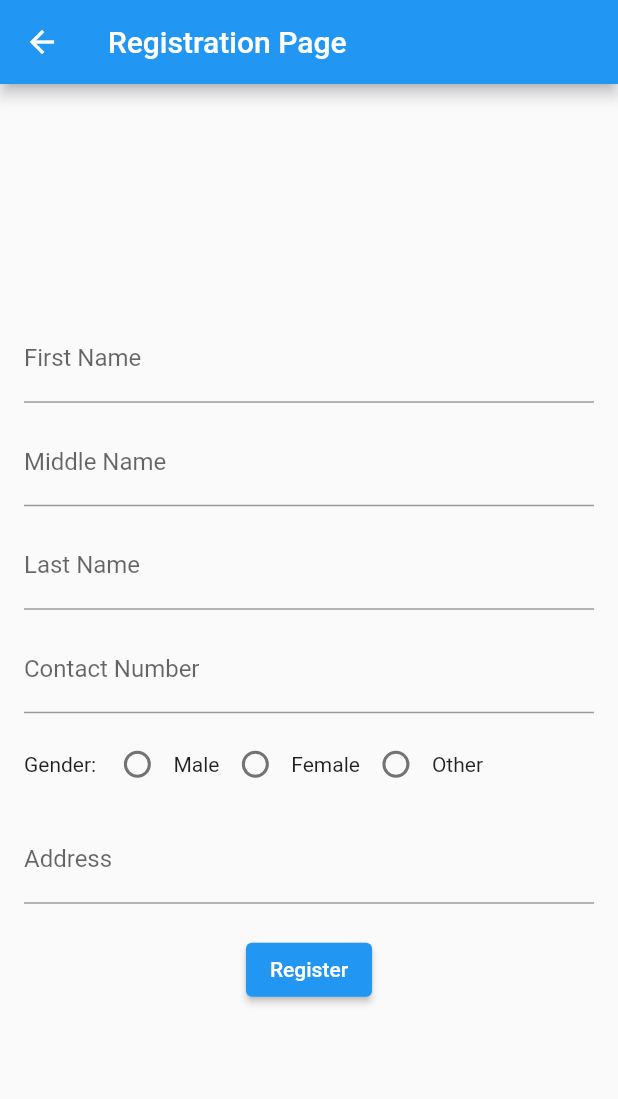
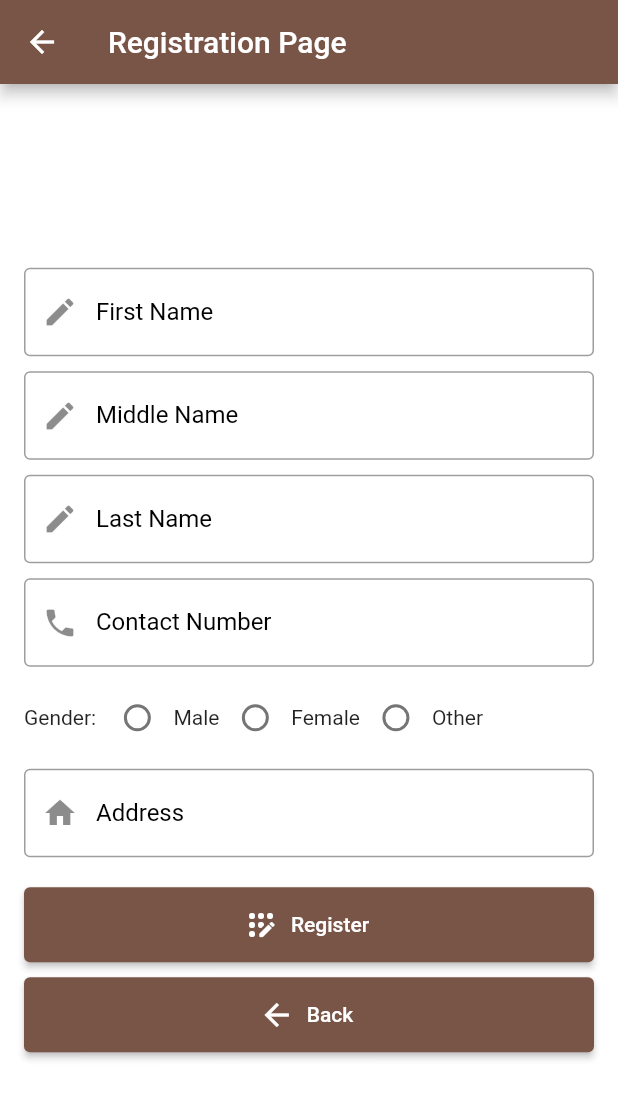
Before and after one commit to SilentCode1003/orderingPOS, a Flutter app: the RegistrationPage screen opened by its route, on a phone screen of 412 x 824 dp. Shown: the top 1099 px of the screen. Run offline on Flutter 3.47's test engine with Material 2 defaults, Android fonts, the phone set to English and light mode, and no system bars; our stand-ins replace flutter_carousel_widget.

Commit message:
Restructure files and revise thems

```diff
--- /dev/null
+++ b/lib/components/registrationpage.dart
@@ -0,0 +1,290 @@
+import 'package:flutter/material.dart';
+import 'package:flutter/services.dart';
+
+class RegistrationPage extends StatefulWidget {
+  RegistrationPage({Key? key}) : super(key: key);
+
+  @override
+  _RegistrationPageState createState() => _RegistrationPageState();
+}
+
+class _RegistrationPageState extends State<RegistrationPage> {
+  final TextEditingController firstNameController = TextEditingController();
+  final TextEditingController middleNameController = TextEditingController();
+  final TextEditingController lastNameController = TextEditingController();
+  final TextEditingController contactNumberController = TextEditingController();
+  String? gender;
+  final TextEditingController addressController = TextEditingController();
+
+  // Define a regular expression to match only letters
+  final RegExp letterRegExp = RegExp(r'^[A-Za-z]+$');
+
+  // Function to display a dialog box
+  // Function to display a dialog box that is not dismissible by tapping outside
+  void _backtologin() {
+    showDialog(
+      context: context,
+      barrierDismissible: false, // Prevent dismissing by tapping outside
+      builder: (BuildContext context) {
+        return AlertDialog(
+          title: const Center(child: Text('Success!')),
+          content: const Column(
+            mainAxisSize: MainAxisSize.min,
+            crossAxisAlignment: CrossAxisAlignment.center,
+            children: [
+              Text('Registered Successfully!'),
+              Text('You will be redirected back to login.'),
+            ],
+          ),
+          actions: [
+            SizedBox(
+              width: double.infinity,
+              child: Center(
+                child: TextButton(
+                  onPressed: () {
+                    Navigator.pushReplacementNamed(context, '/login');
+                  },
+                  child: const Text('OK'),
+                ),
+              ),
+            ),
+          ],
+        );
+      },
+    );
+  }
+
+  @override
+  Widget build(BuildContext context) {
+    return Scaffold(
+      appBar: AppBar(
+        title: const Text('Registration Page'),
+      ),
+      body: Center(
+        child: Padding(
+          padding: const EdgeInsets.all(16.0),
+          child: Container(
+            constraints: const BoxConstraints(
+              minWidth: 280.0,
+              maxWidth: 450.0,
+            ),
+            child: Column(
+              mainAxisAlignment: MainAxisAlignment.center,
+              children: <Widget>[
+                Container(
+                  constraints: const BoxConstraints(
+                    minWidth: 200.0,
+                    maxWidth: 380.0,
+                  ),
+                  child: TextField(
+                    controller: firstNameController,
+                    keyboardType: TextInputType.text,
+                    inputFormatters: [
+                      FilteringTextInputFormatter.deny(RegExp(r'[0-9]')),
+                    ],
+                    decoration: const InputDecoration(
+                      focusedBorder: OutlineInputBorder(
+                        borderSide:
+                            BorderSide(color: Color.fromARGB(255, 0, 0, 0)),
+                      ),
+                      labelText: 'First Name',
+                      labelStyle:
+                          TextStyle(color: Color.fromARGB(255, 0, 0, 0)),
+                      border: OutlineInputBorder(),
+                      hintText: 'Enter First Name',
+                      prefixIcon: Icon(Icons.edit),
+                    ),
+                  ),
+                ),
+                const SizedBox(height: 10),
+                Container(
+                  constraints: const BoxConstraints(
+                    minWidth: 200.0,
+                    maxWidth: 380.0,
+                  ),
+                  child: TextField(
+                    controller: middleNameController,
+                    keyboardType: TextInputType.text,
+                    inputFormatters: [
+                      FilteringTextInputFormatter.deny(RegExp(r'[0-9]')),
+                    ],
+                    decoration: const InputDecoration(
+                      focusedBorder: OutlineInputBorder(
+                        borderSide:
+                            BorderSide(color: Color.fromARGB(255, 0, 0, 0)),
+                      ),
+                      labelText: 'Middle Name',
+                      labelStyle:
+                          TextStyle(color: Color.fromARGB(255, 0, 0, 0)),
+                      border: OutlineInputBorder(),
+                      hintText: 'Enter Middle Name',
+                      prefixIcon: Icon(Icons.edit),
+                    ),
+                  ),
+                ),
+                const SizedBox(height: 10),
+                Container(
+                  constraints: const BoxConstraints(
+                    minWidth: 200.0,
+                    maxWidth: 380.0,
+                  ),
+                  child: TextField(
+                    controller: lastNameController,
+                    keyboardType: TextInputType.text,
+                    inputFormatters: [
+                      FilteringTextInputFormatter.deny(RegExp(r'[0-9]')),
+                    ],
+                    decoration: const InputDecoration(
+                      focusedBorder: OutlineInputBorder(
+                        borderSide:
+                            BorderSide(color: Color.fromARGB(255, 0, 0, 0)),
+                      ),
+                      labelText: 'Last Name',
+                      labelStyle:
+                          TextStyle(color: Color.fromARGB(255, 0, 0, 0)),
+                      border: OutlineInputBorder(),
+                      hintText: 'Enter Last Name',
+                      prefixIcon: Icon(Icons.edit),
+                    ),
+                  ),
+                ),
+                const SizedBox(height: 10),
+                Container(
+                  constraints: const BoxConstraints(
+                    minWidth: 200.0,
+                    maxWidth: 380.0,
+                  ),
+                  child: TextField(
+                    controller: contactNumberController,
+                    keyboardType: TextInputType.number,
+                    inputFormatters: [
+                      FilteringTextInputFormatter.deny(RegExp(r'[a-z]')),
+                    ],
+                    decoration: const InputDecoration(
+                      focusedBorder: OutlineInputBorder(
+                        borderSide:
+                            BorderSide(color: Color.fromARGB(255, 0, 0, 0)),
+                      ),
+                      labelText: 'Contact Number',
+                      labelStyle:
+                          TextStyle(color: Color.fromARGB(255, 0, 0, 0)),
+                      border: OutlineInputBorder(),
+                      hintText: 'Enter Contact Number',
+                      prefixIcon: Icon(Icons.phone),
+                    ),
+                  ),
+                ),
+                const SizedBox(height: 10),
+                Container(
+                  constraints: const BoxConstraints(
+                    minWidth: 200.0,
+                    maxWidth: 380.0,
+                  ),
+                  child: Row(
+                    children: <Widget>[
+                      const Text('Gender: '),
+                      Radio<String>(
+                        value: 'Male',
+                        groupValue: gender,
+                        onChanged: (value) {
+                          setState(() {
+                            gender = value;
+                          });
+                        },
+                      ),
+                      const Text('Male'),
+                      Radio<String>(
+                        value: 'Female',
+                        groupValue: gender,
+                        onChanged: (value) {
+                          setState(() {
+                            gender = value;
+                          });
+                        },
+                      ),
+                      const Text('Female'),
+                      Radio<String>(
+                        value: 'Other',
+                        groupValue: gender,
+                        onChanged: (value) {
+                          setState(() {
+                            gender = value;
+                          });
+                        },
+                      ),
+                      const Text('Other'),
+                    ],
+                  ),
+                ),
+                const SizedBox(height: 10),
+                Container(
+                  constraints: const BoxConstraints(
+                    minWidth: 200.0,
+                    maxWidth: 380.0,
+                  ),
+                  child: TextField(
+                    controller: addressController,
+                    keyboardType: TextInputType.text,
+                    inputFormatters: [
+                      FilteringTextInputFormatter.deny(RegExp(r'[0-9]')),
+                    ],
+                    decoration: const InputDecoration(
+                      focusedBorder: OutlineInputBorder(
+                        borderSide:
+                            BorderSide(color: Color.fromARGB(255, 0, 0, 0)),
+                      ),
+                      labelText: 'Address',
+                      labelStyle:
+                          TextStyle(color: Color.fromARGB(255, 0, 0, 0)),
+                      border: OutlineInputBorder(),
+                      hintText: 'Enter Address',
+                      prefixIcon: Icon(Icons.home),
+                    ),
+                  ),
+                ),
+                const SizedBox(height: 20),
+                Container(
+                    constraints: const BoxConstraints(
+                      minWidth: 200.0,
+                      maxWidth: 380.0,
+                    ),
+                    child: ElevatedButton.icon(
+                      onPressed: () {
+                        _backtologin();
+                      },
+                      icon: const Icon(Icons.app_registration_rounded),
+                      label: const Text('Register'),
+                      style: ButtonStyle(
+                        minimumSize: MaterialStateProperty.all<Size>(
+                            Size(double.maxFinite, 50)),
+                        maximumSize: MaterialStateProperty.all<Size>(
+                            Size(double.maxFinite, 50)),
+                      ),
+                    )),
+                const SizedBox(height: 10),
+                Container(
+                    constraints: const BoxConstraints(
+                      minWidth: 200.0,
+                      maxWidth: 380.0,
+                    ),
+                    child: ElevatedButton.icon(
+                      onPressed: () {
+                        Navigator.pushReplacementNamed(context, '/login');
+                      },
+                      icon: const Icon(Icons.arrow_back),
+                      label: const Text('Back'),
+                      style: ButtonStyle(
+                        minimumSize: MaterialStateProperty.all<Size>(
+                            Size(double.maxFinite, 50)),
+                        maximumSize: MaterialStateProperty.all<Size>(
+                            Size(double.maxFinite, 50)),
+                      ),
+                    )),
+              ],
+            ),
+          ),
+        ),
+      ),
+    );
+  }
+}
--- a/lib/registrationpage.dart
+++ /dev/null
@@ -1,163 +0,0 @@
-import 'package:flutter/material.dart';
-import 'package:flutter/services.dart';
-
-class RegistrationPage extends StatefulWidget {
-  RegistrationPage({Key? key}) : super(key: key);
-
-  @override
-  _RegistrationPageState createState() => _RegistrationPageState();
-}
-
-class _RegistrationPageState extends State<RegistrationPage> {
-  final TextEditingController firstNameController = TextEditingController();
-  final TextEditingController middleNameController = TextEditingController();
-  final TextEditingController lastNameController = TextEditingController();
-  final TextEditingController contactNumberController = TextEditingController();
-  String? gender;
-  final TextEditingController addressController = TextEditingController();
-
-  // Define a regular expression to match only letters
-  final RegExp letterRegExp = RegExp(r'^[A-Za-z]+$');
-
-  // Function to display a dialog box
-  // Function to display a dialog box that is not dismissible by tapping outside
-  void _showDialog() {
-    showDialog(
-      context: context,
-      barrierDismissible: false, // Prevent dismissing by tapping outside
-      builder: (BuildContext context) {
-        return AlertDialog(
-          title: const Center(child: Text('Success!')),
-          content: const Column(
-            mainAxisSize: MainAxisSize.min,
-            crossAxisAlignment: CrossAxisAlignment.center,
-            children: [
-              Text('Registered Successfully!'),
-              Text('You will be redirected back to login.'),
-            ],
-          ),
-          actions: [
-            SizedBox(
-              width: double.infinity,
-              child: Center(
-                child: TextButton(
-                  onPressed: () {
-                    Navigator.pushReplacementNamed(context, '/login');
-                  },
-                  child: const Text('OK'),
-                ),
-              ),
-            ),
-          ],
-        );
-      },
-    );
-  }
-
-  @override
-  Widget build(BuildContext context) {
-    return Scaffold(
-      appBar: AppBar(
-        title: const Text('Registration Page'),
-      ),
-      body: Center(
-        child: Padding(
-          padding: const EdgeInsets.all(16.0),
-          child: Container(
-            constraints: const BoxConstraints(
-              minWidth: 280.0,
-              maxWidth: 450.0,
-            ),
-            child: Column(
-              mainAxisAlignment: MainAxisAlignment.center,
-              children: <Widget>[
-                TextFormField(
-                  controller: firstNameController,
-                  decoration: const InputDecoration(labelText: 'First Name'),
-                  inputFormatters: [
-                    FilteringTextInputFormatter.deny(RegExp(r'[0-9]')),
-                  ],
-                ),
-                const SizedBox(height: 10),
-                TextFormField(
-                  controller: middleNameController,
-                  decoration: const InputDecoration(labelText: 'Middle Name'),
-                  inputFormatters: [
-                    FilteringTextInputFormatter.deny(RegExp(r'[0-9]')),
-                  ],
-                ),
-                const SizedBox(height: 10),
-                TextFormField(
-                  controller: lastNameController,
-                  decoration: const InputDecoration(labelText: 'Last Name'),
-                  inputFormatters: [
-                    FilteringTextInputFormatter.deny(RegExp(r'[0-9]')),
-                  ],
-                ),
-                const SizedBox(height: 10),
-                TextFormField(
-                  controller: contactNumberController,
-                  decoration:
-                      const InputDecoration(labelText: 'Contact Number'),
-                  keyboardType: TextInputType.phone,
-                  inputFormatters: [
-                    FilteringTextInputFormatter.allow(RegExp(r'[0-9]')),
-                  ],
-                ),
-                const SizedBox(height: 10),
-                Row(
-                  children: <Widget>[
-                    const Text('Gender: '),
-                    Radio<String>(
-                      value: 'Male',
-                      groupValue: gender,
-                      onChanged: (value) {
-                        setState(() {
-                          gender = value;
-                        });
-                      },
-                    ),
-                    const Text('Male'),
-                    Radio<String>(
-                      value: 'Female',
-                      groupValue: gender,
-                      onChanged: (value) {
-                        setState(() {
-                          gender = value;
-                        });
-                      },
-                    ),
-                    const Text('Female'),
-                    Radio<String>(
-                      value: 'Other',
-                      groupValue: gender,
-                      onChanged: (value) {
-                        setState(() {
-                          gender = value;
-                        });
-                      },
-                    ),
-                    const Text('Other'),
-                  ],
-                ),
-                const SizedBox(height: 10),
-                TextFormField(
-                  controller: addressController,
-                  decoration: const InputDecoration(labelText: 'Address'),
-                ),
-                const SizedBox(height: 20),
-                ElevatedButton(
-                  onPressed: () {
-                    // Show the registration details in a dialog
-                    _showDialog();
-                  },
-                  child: const Text('Register'),
-                ),
-              ],
-            ),
-          ),
-        ),
-      ),
-    );
-  }
-}
```
Also changed, not shown: lib/components/dashboard_screen.dart (renamed from lib/dashboard_screen.dart, +40 -5 lines), lib/components/login_screen.dart (added, +94 -0 lines), lib/login_screen.dart (deleted, +0 -54 lines), lib/main.dart (+7 -6 lines), lib/components/orders_screen.dart (renamed from lib/orders_screen.dart), lib/components/product_listing_screen.dart (renamed from lib/product_listing_screen.dart).
